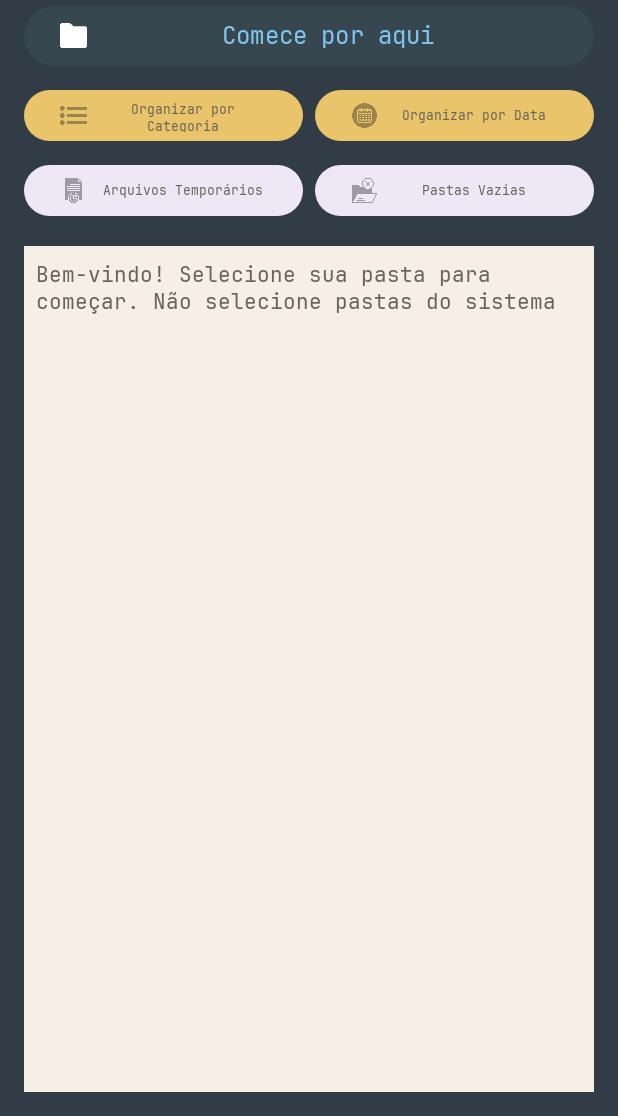
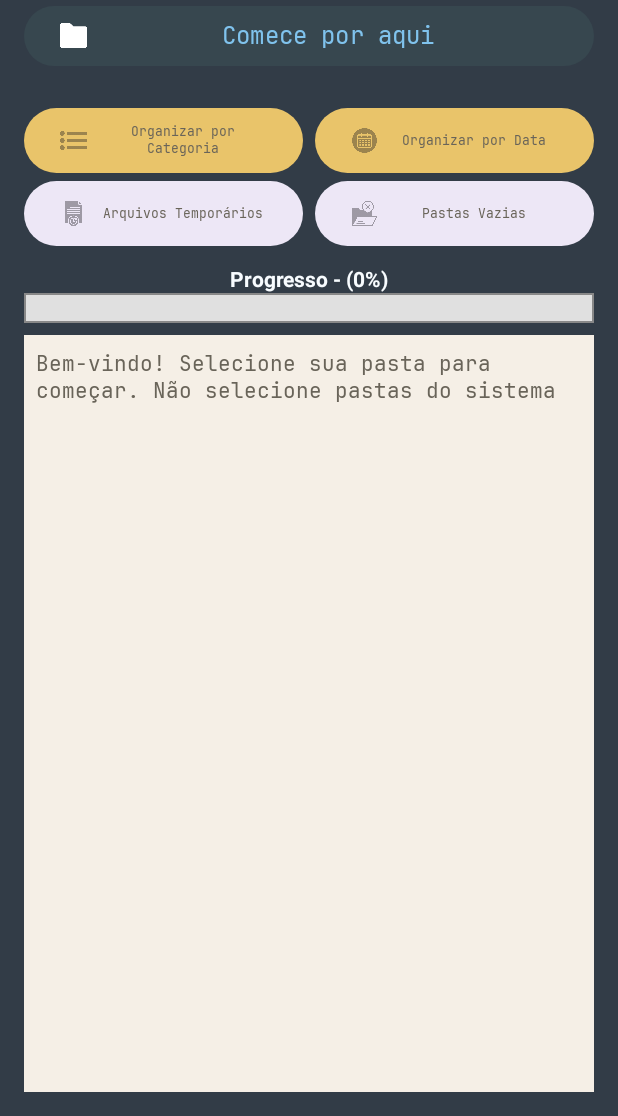
Before and after one commit to BegunKetchup231/Organizador-de-arquivos-Android, an Android app: the screen it shows after launch (MainActivity), on a phone screen of 412 x 824 dp, the part 120-1236 px from its top. Run offline under Robolectric (Android 15) with nearby library versions, the light colour scheme and no system bars; our stand-ins replace AdMob; Roboto replaces fonts that are not available here.

Commit message:
update de interface

```diff
--- a/app/src/main/java/com/example/organizadordearquivos/MainActivity.kt
+++ b/app/src/main/java/com/example/organizadordearquivos/MainActivity.kt
@@ -143,13 +143,11 @@ class MainActivity : AppCompatActivity() {
     private fun observeProcessingState() {
         lifecycleScope.launch {
             isProcessing.collectLatest { processing ->
+                // 1. A atualização dos botões continua aqui, é essencial.
                 updateButtonStates()
-                if (processing) {
-                    progressBar.visibility = View.VISIBLE
-                    progressStatusText.visibility = View.VISIBLE
-                } else {
-                    progressBar.visibility = View.GONE
-                    progressStatusText.visibility = View.GONE
+
+                // 2. Apenas resetamos o progresso para 0% quando uma operação termina.
+                if (!processing) {
                     updateOperationProgress(0)
                 }
             }
--- a/app/src/main/res/layout/activity_main.xml
+++ b/app/src/main/res/layout/activity_main.xml
@@ -42,8 +42,8 @@
 
         <GridLayout
             android:layout_width="match_parent"
-            android:layout_height="92dp"
-            android:layout_marginTop="8dp"
+            android:layout_height="100dp"
+            android:layout_marginTop="20dp"
             android:columnCount="2"
             android:rowCount="2">
 
@@ -54,7 +54,7 @@
                 android:layout_rowWeight="1"
                 android:layout_columnWeight="1"
                 android:layout_marginEnd="4dp"
-                android:layout_marginBottom="4dp"
+                android:layout_marginBottom="-1dp"
                 android:enabled="false"
                 android:fontFamily="@font/jetbrains_mono_regular"
                 android:text="Organizar por Categoria"
@@ -76,7 +76,7 @@
                 android:layout_rowWeight="1"
                 android:layout_columnWeight="1"
                 android:layout_marginStart="4dp"
-                android:layout_marginBottom="4dp"
+                android:layout_marginBottom="-1dp"
                 android:enabled="false"
                 android:fontFamily="@font/jetbrains_mono_regular"
                 android:text="Organizar por Data"
@@ -94,7 +94,7 @@
                 android:layout_height="0dp"
                 android:layout_rowWeight="1"
                 android:layout_columnWeight="1"
-                android:layout_marginTop="4dp"
+                android:layout_marginTop="-1dp"
                 android:layout_marginEnd="4dp"
                 android:enabled="false"
                 android:fontFamily="@font/jetbrains_mono_regular"
@@ -113,7 +113,7 @@
                 android:layout_rowWeight="1"
                 android:layout_columnWeight="1"
                 android:layout_marginStart="4dp"
-                android:layout_marginTop="4dp"
+                android:layout_marginTop="-1dp"
                 android:enabled="false"
                 android:fontFamily="@font/jetbrains_mono_regular"
                 android:text="Pastas Vazias"
```
